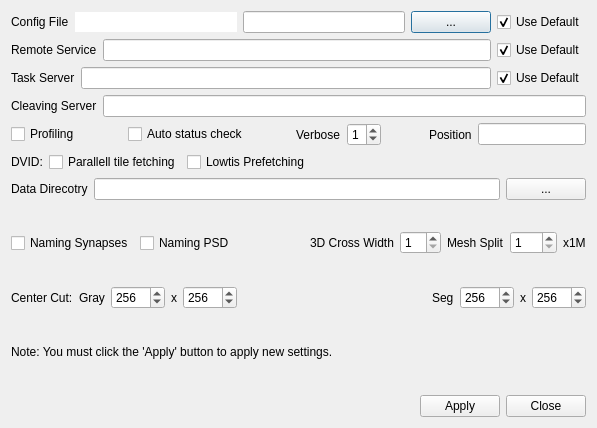
This is neurolabi/gui/dialogs/flyemsettingdialog.ui in janelia-flyem/NeuTu as Qt 5 draws it before an edit. The edited form follows.
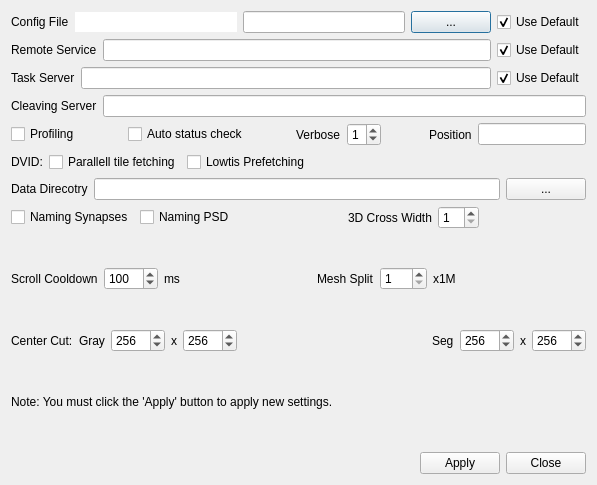
This is the edited form.

Commit message: Add 2d view scroll cooldown control

The edit to the form file:
```diff
--- a/neurolabi/gui/dialogs/flyemsettingdialog.ui
+++ b/neurolabi/gui/dialogs/flyemsettingdialog.ui
@@ -7,7 +7,7 @@
     <x>0</x>
     <y>0</y>
     <width>597</width>
-    <height>428</height>
+    <height>485</height>
    </rect>
   </property>
   <property name="windowTitle">
@@ -334,6 +334,60 @@
       </widget>
      </item>
      <item>
+      <spacer name="horizontalSpacer_9">
+       <property name="orientation">
+        <enum>Qt::Horizontal</enum>
+       </property>
+       <property name="sizeHint" stdset="0">
+        <size>
+         <width>40</width>
+         <height>20</height>
+        </size>
+       </property>
+      </spacer>
+     </item>
+    </layout>
+   </item>
+   <item>
+    <layout class="QHBoxLayout" name="horizontalLayout_12">
+     <item>
+      <widget class="QLabel" name="label_18">
+       <property name="text">
+        <string>Scroll Cooldown</string>
+       </property>
+      </widget>
+     </item>
+     <item>
+      <widget class="QSpinBox" name="scrollCooldownSpinBox">
+       <property name="maximum">
+        <number>1000</number>
+       </property>
+       <property name="value">
+        <number>100</number>
+       </property>
+      </widget>
+     </item>
+     <item>
+      <widget class="QLabel" name="label_19">
+       <property name="text">
+        <string>ms</string>
+       </property>
+      </widget>
+     </item>
+     <item>
+      <spacer name="horizontalSpacer_8">
+       <property name="orientation">
+        <enum>Qt::Horizontal</enum>
+       </property>
+       <property name="sizeHint" stdset="0">
+        <size>
+         <width>40</width>
+         <height>20</height>
+        </size>
+       </property>
+      </spacer>
+     </item>
+     <item>
       <widget class="QLabel" name="label_9">
        <property name="text">
         <string>Mesh Split</string>
@@ -357,6 +411,19 @@
        </property>
       </widget>
      </item>
+     <item>
+      <spacer name="horizontalSpacer_10">
+       <property name="orientation">
+        <enum>Qt::Horizontal</enum>
+       </property>
+       <property name="sizeHint" stdset="0">
+        <size>
+         <width>40</width>
+         <height>20</height>
+        </size>
+       </property>
+      </spacer>
+     </item>
     </layout>
    </item>
    <item>
```
The commit also changes 10 other files.
